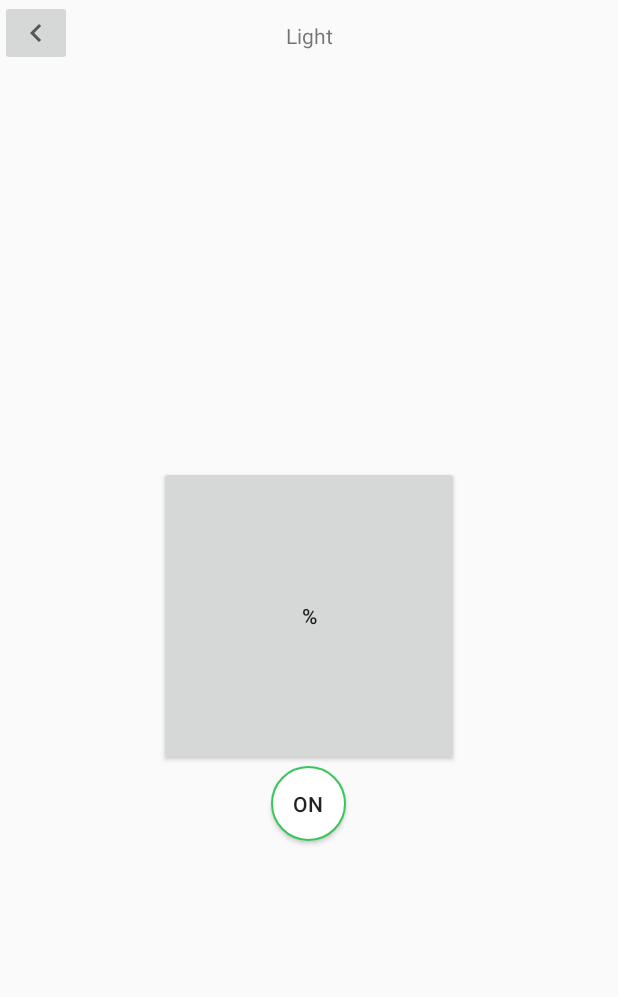
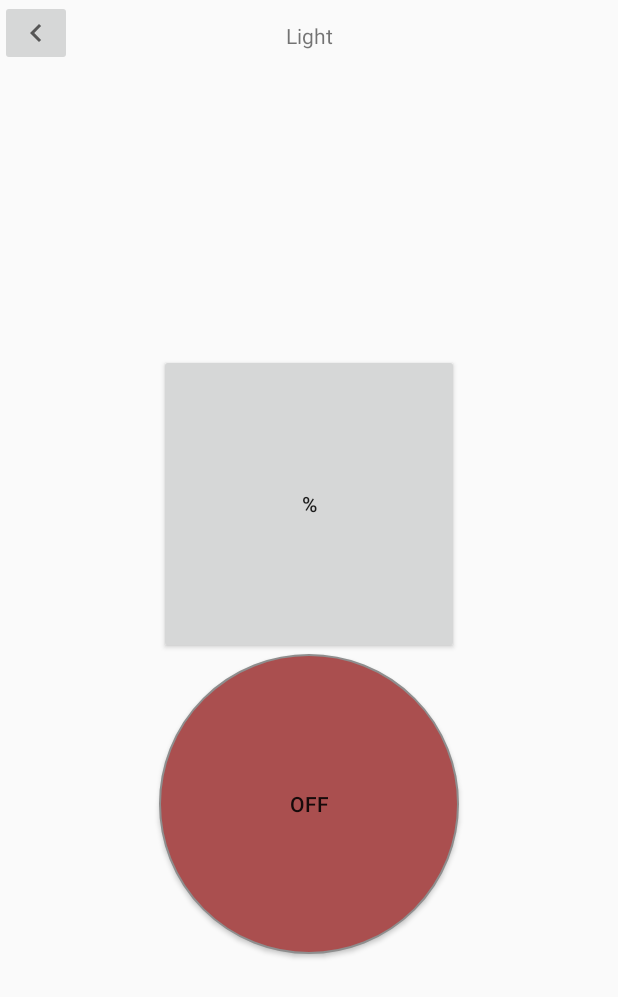
Before and after one commit to gleb-bukbantaev/smarthome, an Android app: the layout fragment_light.xml on its own in the app's theme, with its tools: preview values and no code run, on a phone screen of 412 x 824 dp. Shown: the top 997 px of the screen. Run offline under Robolectric (Android 15) with nearby library versions, the phone set to English and light mode, and no system bars; network calls fail.

Commit message:
14.08 Работает все +

```diff
--- a/app/src/main/java/com/example/myapplication/data/LockHistoryItem.kt
+++ b/app/src/main/java/com/example/myapplication/data/LockHistoryItem.kt
@@ -1,9 +1,7 @@
 package com.example.myapplication.data
 
 class LockHistoryItem(
-    val day : Int,
-    val month : Int,
-    val hour : Int,
+    val time : String,
     val type : String
 ) {
 }
--- a/app/src/main/java/com/example/myapplication/ui/LightFragment.kt
+++ b/app/src/main/java/com/example/myapplication/ui/LightFragment.kt
@@ -26,12 +26,6 @@ class LightFragment : Fragment() {
         savedInstanceState: Bundle?
     ): View? {
         val view = inflater.inflate(R.layout.fragment_light, container, false)
-        val refresh = view.findViewById<SwipeRefreshLayout>(R.id.refresh)
-
-        refresh.setOnRefreshListener {
-            update()
-            refresh.isRefreshing = false
-        }
         return view
     }
 
--- a/app/src/main/java/com/example/myapplication/ui/LockHistoryFragment.kt
+++ b/app/src/main/java/com/example/myapplication/ui/LockHistoryFragment.kt
@@ -45,7 +45,7 @@ class LockHistoryFragment: Fragment() {
         class ViewHolder(override val containerView: View): RecyclerView.ViewHolder(containerView),LayoutContainer{
             fun set (element: LockHistoryItem){
                 containerView.type.text = element.type
-                containerView.time.text = "${element.day}.${element.month}.${element.hour}"
+                containerView.time.text = element.time
             }
         }
 
--- a/app/src/main/res/layout/fragment_humidity.xml
+++ b/app/src/main/res/layout/fragment_humidity.xml
@@ -42,7 +42,8 @@
                 android:background="@drawable/s1"
                 android:text="ToggleButton"
                 android:textOff="Открыть"
-                android:textOn="Закрыть" />
+                android:textOn="Закрыть"
+                android:layout_gravity="center"/>
 
             <ToggleButton
                 android:id="@+id/on_off"
--- a/app/src/main/res/layout/fragment_light.xml
+++ b/app/src/main/res/layout/fragment_light.xml
@@ -40,12 +40,10 @@
                 android:text="%" />
 
             <ToggleButton
-                android:id="@+id/toggleButton"
-                android:layout_width="50dp"
-                android:layout_height="50dp"
+                android:id="@+id/on_off"
+                android:layout_width="200dp"
+                android:layout_height="200dp"
                 android:background="@drawable/s1"
-                android:checked="true"
-
                 android:text="ToggleButton"
                 android:textOff="off"
                 android:textOn="on" />
--- a/app/src/main/res/layout/fragment_lock.xml
+++ b/app/src/main/res/layout/fragment_lock.xml
@@ -29,7 +29,7 @@
 
             <ToggleButton
 
-                android:id="@+id/auto"
+                android:id="@+id/on_off"
                 android:layout_width="200dp"
                 android:layout_height="200dp"
                 android:background="@drawable/s1"
```
Also changed, not shown: app/src/main/java/com/example/myapplication/ui/HumidityFragment.kt (+1 -6 lines), app/src/main/java/com/example/myapplication/ui/LockFragment.kt (+5 -5 lines), app/src/main/java/com/example/myapplication/ui/TemperatureInsideFragment.kt (+1 -6 lines), app/src/main/res/layout/fragment_temperature_inside.xml (+7 -17 lines).
